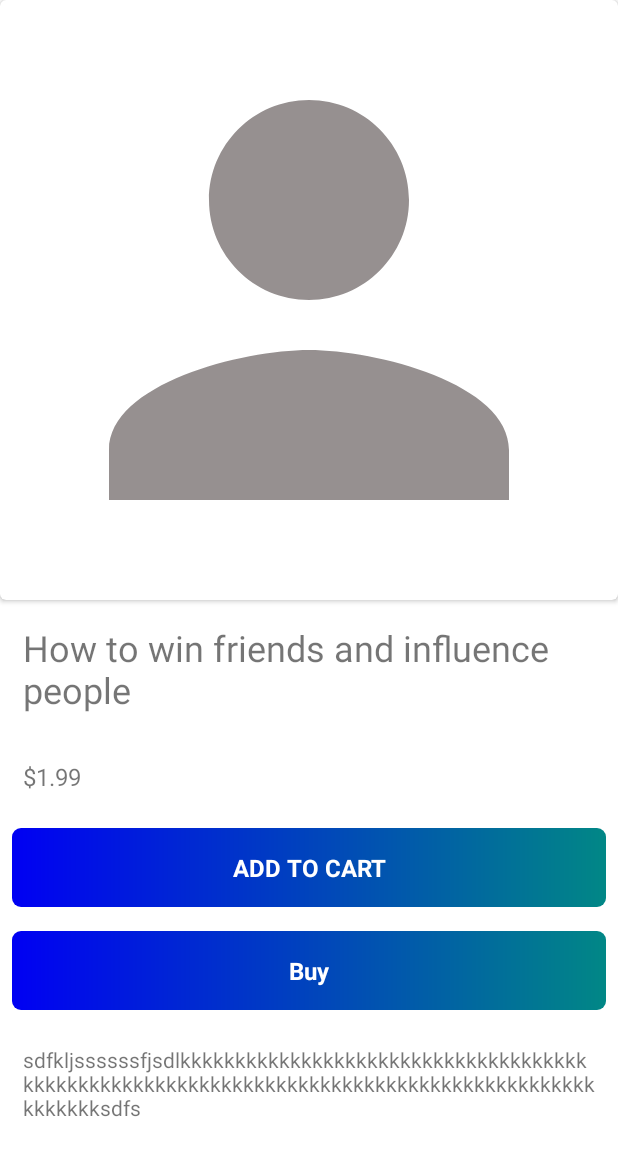
After one commit to aikansh2001yadav/ShopPal, an Android app: the ItemOverviewActivity screen opened directly, with no data from a screen before it, on a phone screen of 412 x 824 dp. The commit adds this screen. Shown: the top 1156 px of the screen. Run offline under Robolectric (Android 15) with nearby library versions, the phone set to English and light mode, and no system bars.

Commit message:
Added fragment_shopping_items and ItemOverviewActivity

```diff
--- /dev/null
+++ b/app/src/main/java/com/example/shoppal/activities/ItemOverviewActivity.kt
@@ -0,0 +1,12 @@
+package com.example.shoppal.activities
+
+import androidx.appcompat.app.AppCompatActivity
+import android.os.Bundle
+import com.example.shoppal.R
+
+class ItemOverviewActivity : AppCompatActivity() {
+    override fun onCreate(savedInstanceState: Bundle?) {
+        super.onCreate(savedInstanceState)
+        setContentView(R.layout.activity_item_overview)
+    }
+}
--- a/app/src/main/java/com/example/shoppal/fragments/DashboardFragment.kt
+++ b/app/src/main/java/com/example/shoppal/fragments/DashboardFragment.kt
@@ -5,7 +5,10 @@
 import android.view.View
 import android.view.ViewGroup
 import androidx.fragment.app.Fragment
+import androidx.recyclerview.widget.GridLayoutManager
+import androidx.recyclerview.widget.RecyclerView
 import com.example.shoppal.R
+import com.example.shoppal.adapters.ShoppingItemsAdapter
 
 
 class DashboardFragment : Fragment() {
--- /dev/null
+++ b/app/src/main/res/layout/activity_item_overview.xml
@@ -0,0 +1,108 @@
+<?xml version="1.0" encoding="utf-8"?>
+<LinearLayout xmlns:android="http://schemas.android.com/apk/res/android"
+    xmlns:app="http://schemas.android.com/apk/res-auto"
+    xmlns:tools="http://schemas.android.com/tools"
+    android:layout_width="match_parent"
+    android:layout_height="match_parent"
+    tools:context=".activities.ItemOverviewActivity">
+
+    <ScrollView
+        android:layout_width="match_parent"
+        android:layout_height="match_parent"
+        app:layout_constraintBottom_toBottomOf="parent"
+        app:layout_constraintLeft_toLeftOf="parent"
+        app:layout_constraintRight_toRightOf="parent"
+        app:layout_constraintTop_toTopOf="parent">
+
+        <androidx.constraintlayout.widget.ConstraintLayout
+            android:layout_width="match_parent"
+            android:layout_height="wrap_content">
+
+            <androidx.cardview.widget.CardView
+                android:id="@+id/card_item_imageview"
+                android:layout_width="match_parent"
+                android:layout_height="400dp"
+                app:cardCornerRadius="4dp"
+                app:layout_constraintLeft_toLeftOf="parent"
+                app:layout_constraintRight_toRightOf="parent"
+                app:layout_constraintTop_toTopOf="parent">
+
+                <ImageView
+                    android:layout_width="match_parent"
+                    android:layout_height="match_parent"
+                    android:contentDescription="Item Image"
+                    android:src="@drawable/ic_person" />
+            </androidx.cardview.widget.CardView>
+
+            <LinearLayout
+                android:layout_width="match_parent"
+                android:layout_height="wrap_content"
+                android:orientation="vertical"
+                app:layout_constraintBottom_toBottomOf="parent"
+                app:layout_constraintLeft_toLeftOf="parent"
+                app:layout_constraintRight_toRightOf="parent"
+                app:layout_constraintTop_toBottomOf="@+id/card_item_imageview">
+
+                <TextView
+                    android:layout_width="match_parent"
+                    android:layout_height="wrap_content"
+                    android:layout_margin="@dimen/margin_layout"
+                    android:text="How to win friends and influence people"
+                    android:textSize="@dimen/item_name_size" />
+
+                <TextView
+                    android:layout_width="match_parent"
+                    android:layout_height="wrap_content"
+                    android:layout_margin="@dimen/margin_layout"
+                    android:text="$1.99"
+                    android:textSize="@dimen/item_price_size" />
+
+                <LinearLayout
+                    android:id="@+id/btn_add_to_cart"
+                    android:layout_width="match_parent"
+                    android:layout_height="wrap_content"
+                    android:layout_margin="@dimen/btn_margin_layout"
+                    android:background="@drawable/btn_background"
+                    android:orientation="vertical">
+
+                    <TextView
+                        android:layout_width="match_parent"
+                        android:layout_height="0dp"
+                        android:layout_margin="@dimen/margin_layout"
+                        android:layout_weight="1"
+                        android:text="@string/add_to_cart_text"
+                        android:textAlignment="center"
+                        android:textColor="@color/white"
+                        android:textSize="@dimen/text_add_to_cart_size"
+                        android:textStyle="bold" />
+                </LinearLayout>
+
+                <LinearLayout
+                    android:id="@+id/btn_buy"
+                    android:layout_width="match_parent"
+                    android:layout_height="wrap_content"
+                    android:layout_margin="@dimen/btn_margin_layout"
+                    android:background="@drawable/btn_background"
+                    android:orientation="vertical">
+
+                    <TextView
+                        android:layout_width="match_parent"
+                        android:layout_height="0dp"
+                        android:layout_margin="@dimen/margin_layout"
+                        android:layout_weight="1"
+                        android:text="@string/buy_text"
+                        android:textAlignment="center"
+                        android:textColor="@color/white"
+                        android:textSize="@dimen/text_add_to_cart_size"
+                        android:textStyle="bold" />
+                </LinearLayout>
+
+                <TextView
+                    android:layout_width="match_parent"
+                    android:layout_height="wrap_content"
+                    android:layout_margin="@dimen/margin_layout"
+                    android:text="@string/sample_description_text" />
+            </LinearLayout>
+        </androidx.constraintlayout.widget.ConstraintLayout>
+    </ScrollView>
+</LinearLayout>
--- a/app/src/main/res/navigation/mobile_navigation.xml
+++ b/app/src/main/res/navigation/mobile_navigation.xml
@@ -7,9 +7,9 @@
 
     <fragment
         android:id="@+id/navigation_home"
-        android:name="com.example.shoppal.fragments.HomeFragment"
+        android:name="com.example.shoppal.fragments.ShoppingItemsFragment"
         android:label="@string/title_home"
-        tools:layout="@layout/fragment_home" />
+        tools:layout="@layout/fragment_shopping_items" />
 
     <fragment
         android:id="@+id/navigation_dashboard"
--- a/app/src/main/res/values/dimens.xml
+++ b/app/src/main/res/values/dimens.xml
@@ -28,4 +28,10 @@
     <dimen name="text_logout_size">16sp</dimen>
     <dimen name="edit_size">16sp</dimen>
     <dimen name="settings_text_size">16sp</dimen>
+    <dimen name="shopping_type_corner">6dp</dimen>
+    <dimen name="shopping_type_padding">5dp</dimen>
+    <dimen name="item_name_size">24sp</dimen>
+    <dimen name="item_price_size">16sp</dimen>
+    <dimen name="text_add_to_cart_size">16sp</dimen>
+    <dimen name="btn_margin_layout">8dp</dimen>
 </resources>
--- a/app/src/main/res/values/strings.xml
+++ b/app/src/main/res/values/strings.xml
@@ -40,4 +40,8 @@
     <string name="hello_second_fragment">Hello second fragment. Arg: %1$s</string>
     <string name="logout_text">Logout</string>
     <string name="edit_text">Edit Details</string>
+    <string name="shopping_image_text">Shopping image</string>
+    <string name="add_to_cart_text">ADD TO CART</string>
+    <string name="buy_text">Buy</string>
+    <string name="sample_description_text">sdfkljssssssfjsdlkkkkkkkkkkkkkkkkkkkkkkkkkkkkkkkkkkkkkkkkkkkkkkkkkkkkkkkkkkkkkkkkkkkkkkkkkkkkkkkkkkkkkkkkkkkkkkkksdfs</string>
 </resources>
```
Also changed, not shown: app/src/main/AndroidManifest.xml (+9 -5 lines), app/src/main/java/com/example/shoppal/adapters/ShoppingItemsAdapter.kt (added, +50 -0 lines), app/src/main/java/com/example/shoppal/adapters/ShoppingTypeAdapter.kt (added, +32 -0 lines), app/src/main/java/com/example/shoppal/fragments/HomeFragment.kt (deleted, +0 -19 lines), app/src/main/java/com/example/shoppal/fragments/ShoppingItemsFragment.kt (added, +55 -0 lines), app/src/main/res/layout/activity_dashboard.xml (+4 -3 lines), app/src/main/res/layout/fragment_dashboard.xml (+0 -15 lines), app/src/main/res/layout/fragment_home.xml (deleted, +0 -23 lines), app/src/main/res/layout/fragment_shopping_items.xml (added, +18 -0 lines), app/src/main/res/layout/layout_shopping_item.xml (added, +29 -0 lines), app/src/main/res/layout/layout_shopping_type.xml (added, +22 -0 lines).
